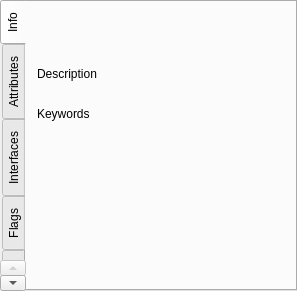
ImagingTools/acf, file Include/icmpstr/CAttributeEditorComp.ui: the form before one commit.
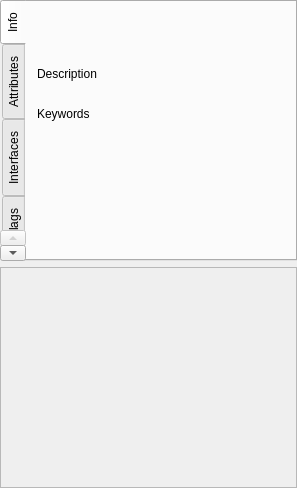
The form after the commit. Icons and pictures are not drawn.

Commit message: Compositor: Consistency check of registry elements and attributes redesigned.

The edit to the form file:
```diff
--- a/Include/icmpstr/CAttributeEditorComp.ui
+++ b/Include/icmpstr/CAttributeEditorComp.ui
@@ -7,21 +7,18 @@
     <x>0</x>
     <y>0</y>
     <width>297</width>
-    <height>291</height>
+    <height>488</height>
    </rect>
   </property>
   <property name="windowTitle">
    <string>Property Editor</string>
   </property>
-  <layout class="QVBoxLayout">
-   <property name="spacing">
-    <number>6</number>
-   </property>
+  <layout class="QVBoxLayout" name="verticalLayout_6">
    <property name="margin">
     <number>0</number>
    </property>
    <item>
-    <widget class="QTabWidget" name="MainTab">
+    <widget class="QTabWidget" name="ElementInfoTab">
      <property name="tabPosition">
       <enum>QTabWidget::West</enum>
      </property>
@@ -386,6 +383,43 @@
      </widget>
     </widget>
    </item>
+   <item>
+    <widget class="QFrame" name="RegistryInfoFrame">
+     <property name="frameShape">
+      <enum>QFrame::StyledPanel</enum>
+     </property>
+     <property name="frameShadow">
+      <enum>QFrame::Raised</enum>
+     </property>
+     <layout class="QVBoxLayout" name="verticalLayout_7">
+      <property name="margin">
+       <number>0</number>
+      </property>
+      <item>
+       <widget class="QWidget" name="RegistryPropertiesFrame" native="true">
+        <layout class="QVBoxLayout" name="verticalLayout_8">
+         <property name="margin">
+          <number>0</number>
+         </property>
+        </layout>
+       </widget>
+      </item>
+      <item>
+       <spacer name="verticalSpacer_5">
+        <property name="orientation">
+         <enum>Qt::Vertical</enum>
+        </property>
+        <property name="sizeHint" stdset="0">
+         <size>
+          <width>0</width>
+          <height>0</height>
+         </size>
+        </property>
+       </spacer>
+      </item>
+     </layout>
+    </widget>
+   </item>
   </layout>
  </widget>
  <layoutdefault spacing="6" margin="11"/>
```
The commit also changes 24 other files.
